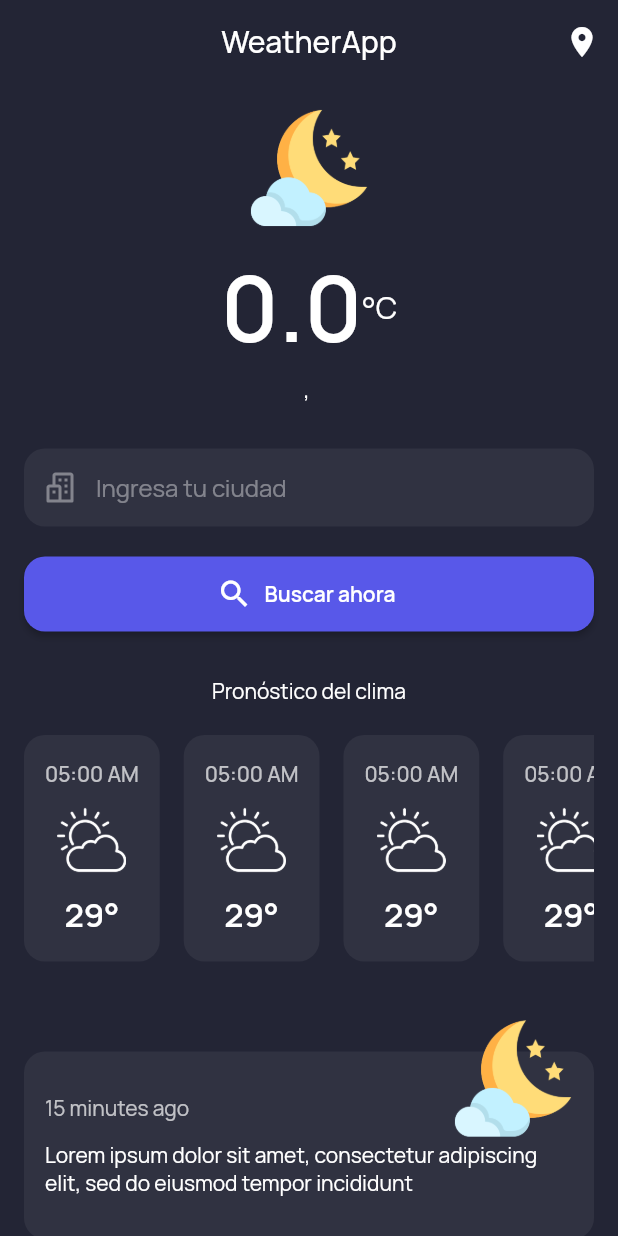
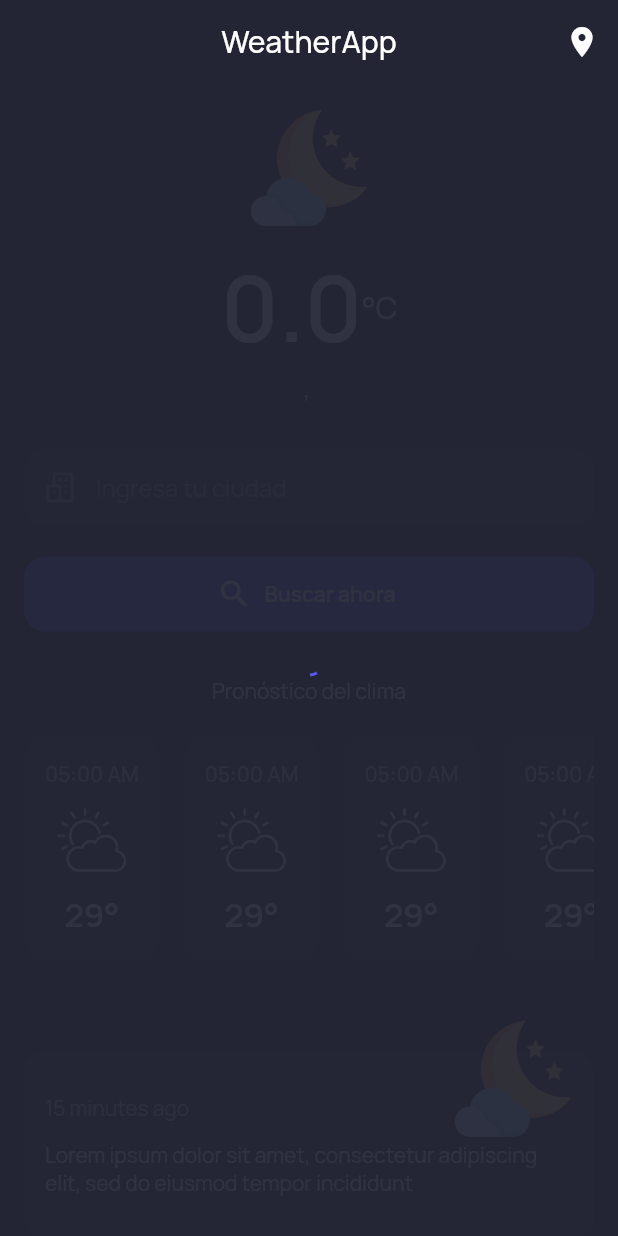
Before and after one commit to ehbarrionuevo/flutter_codigo_weatherapp, a Flutter app: the screen it shows after launch, on a phone screen of 412 x 824 dp. Run offline on Flutter 3.47's test engine with Material 2 defaults, Android fonts, the phone set to English and light mode, and no system bars; our stand-ins replace flutter_svg, google_fonts.

```diff
--- a/lib/pages/home_page.dart
+++ b/lib/pages/home_page.dart
@@ -22,15 +22,18 @@ class _HomePageState extends State<HomePage> {
   String cityName = "";
   String country = "";
   double temp = 0;
+  bool isLoading = false;
 
   getData() {
-    apiService
-        .getDataWeather(_searchController.text)
-        .then((WeatherModel? value) {
+    isLoading = true;
+    setState(() {});
+    apiService.getDataWeather(_searchController.text).then(
+      (WeatherModel? value) {
         if (value != null) {
           cityName = value.name;
           country = value.sys.country;
           temp = value.main.temp - 273.15;
+          isLoading = false;
           setState(() {});
         } else {
           ScaffoldMessenger.of(context).showSnackBar(
@@ -42,13 +45,13 @@ class _HomePageState extends State<HomePage> {
               ),
               content: Row(
                 children: [
-                Icon(
+                  const Icon(
                     Icons.warning_amber,
                     color: Colors.white,
                   ),
                   divider3Width,
                   divider3Width,
-                Text(
+                  const Text(
                     "Ciudad no encontrada, inténtalo nuevamente.",
                   ),
                 ],
@@ -56,7 +59,8 @@ class _HomePageState extends State<HomePage> {
             ),
           );
         }
-    });
+      },
+    );
   }
 
   @override
@@ -77,7 +81,9 @@ class _HomePageState extends State<HomePage> {
           ),
         ],
       ),
-      body: SingleChildScrollView(
+      body: Stack(
+        children: [
+          SingleChildScrollView(
             child: Padding(
               padding: const EdgeInsets.all(16.0),
               child: Column(
@@ -207,7 +213,8 @@ class _HomePageState extends State<HomePage> {
                   divider40,
                   divider40,
                   Container(
-                padding: EdgeInsets.symmetric(horizontal: 14.0, vertical: 28.0),
+                    padding:
+                        EdgeInsets.symmetric(horizontal: 14.0, vertical: 28.0),
                     decoration: BoxDecoration(
                       color: Colors.white.withOpacity(0.06),
                       borderRadius: BorderRadius.circular(14.0),
@@ -251,6 +258,21 @@ class _HomePageState extends State<HomePage> {
               ),
             ),
           ),
+          Container(
+            color: kBrandPrimaryColor.withOpacity(0.94),
+            child: const Center(
+              child: SizedBox(
+                width: 20,
+                height: 20,
+                child: CircularProgressIndicator(
+                  strokeWidth: 2.0,
+                  color: Color(0xff5858E9),
+                ),
+              ),
+            ),
+          ),
+        ],
+      ),
     );
   }
 }
```
Lines whose indentation alone changed are shown as unchanged.
